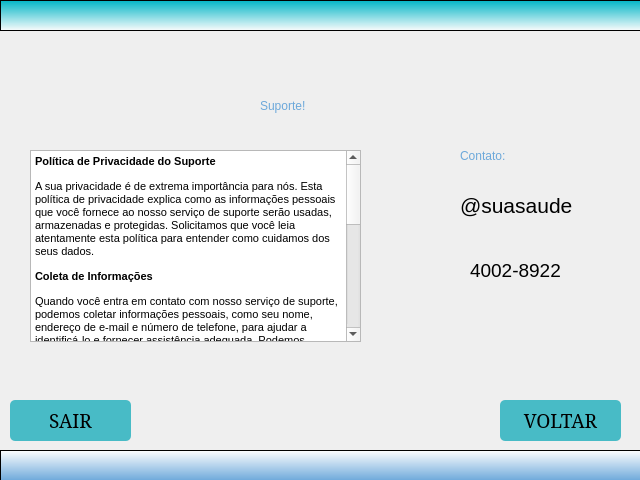
First picture: the form in TelasUi/Suporte.ui, repository Luizfelipenog/Projeto-pythonn, before the edit.
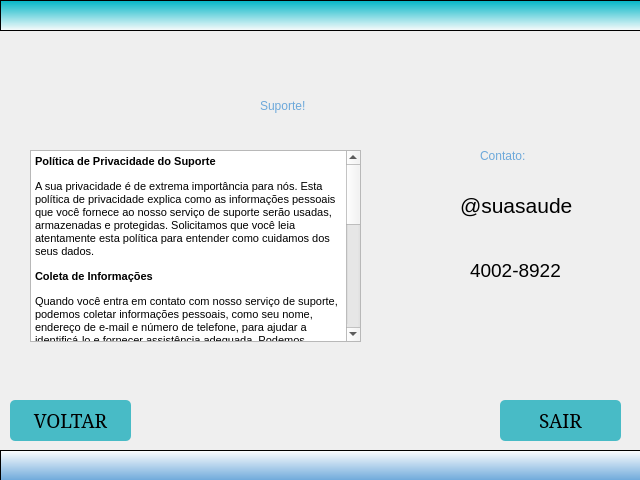
Second picture: the form after the edit. Icons and pictures are not drawn.

```diff
--- a/TelasUi/Suporte.ui
+++ b/TelasUi/Suporte.ui
@@ -98,7 +98,7 @@
    <widget class="QPushButton" name="botaosair">
     <property name="geometry">
      <rect>
-      <x>10</x>
+      <x>500</x>
       <y>400</y>
       <width>121</width>
       <height>41</height>
@@ -138,7 +138,7 @@
    <widget class="QPushButton" name="botaovoltar">
     <property name="geometry">
      <rect>
-      <x>500</x>
+      <x>10</x>
       <y>400</y>
       <width>121</width>
       <height>41</height>
@@ -178,7 +178,7 @@
    <widget class="QLabel" name="label_contato">
     <property name="geometry">
      <rect>
-      <x>460</x>
+      <x>480</x>
       <y>140</y>
       <width>111</width>
       <height>31</height>
@@ -236,7 +236,7 @@
      <rect>
       <x>460</x>
       <y>190</y>
-      <width>121</width>
+      <width>141</width>
       <height>31</height>
      </rect>
     </property>
@@ -249,7 +249,7 @@
      <rect>
       <x>470</x>
       <y>250</y>
-      <width>101</width>
+      <width>121</width>
       <height>41</height>
      </rect>
     </property>
```
Left out of the diff: 6 changed lines with no effect on the pictures.
